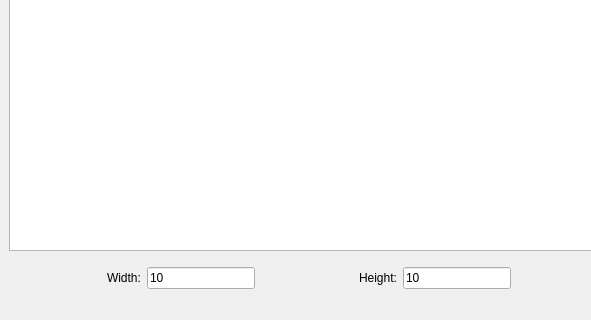
First picture: the form in findpathmain.ui, repository dahelmm/FindPath__TestTask_Qt, before the edit; both pictures show x 0 to 591 and y 368 to 688 of the 709 by 688 pixel window.
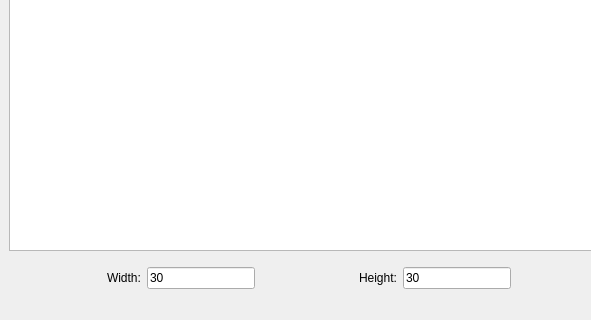
Second picture: the form after the edit.

Commit message: Исправление ошибок Подписал начало и конец. Пока так. Не получилось с ходу сделать так, чтобы подписывался сам item нормально

```diff
--- a/findpathmain.ui
+++ b/findpathmain.ui
@@ -53,7 +53,7 @@
       <item>
        <widget class="QLineEdit" name="lE_width">
         <property name="text">
-         <string>10</string>
+         <string>30</string>
         </property>
        </widget>
       </item>
@@ -120,7 +120,7 @@
       <item>
        <widget class="QLineEdit" name="lE_height">
         <property name="text">
-         <string>10</string>
+         <string>30</string>
         </property>
        </widget>
       </item>
```
The commit also changes 2 other files.
